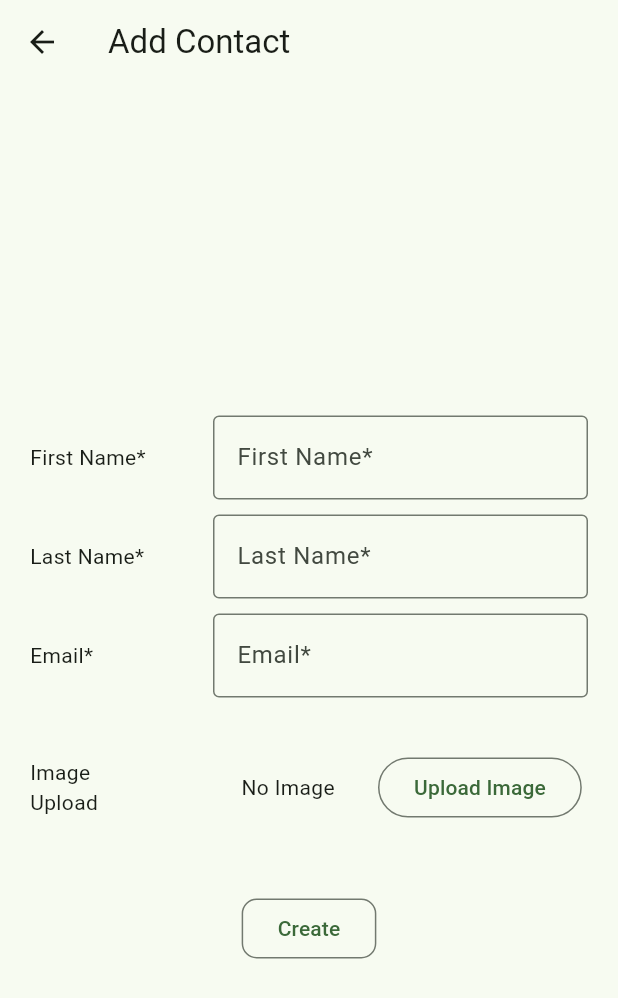
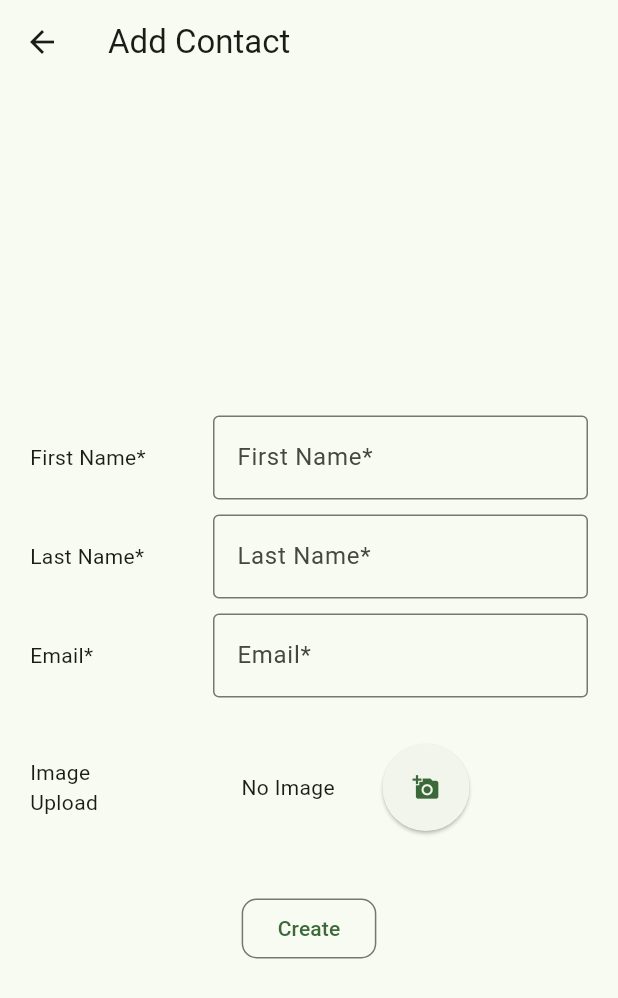
Before and after one commit to adenteo/flutter_test_app, a Flutter app: the AddUserItem screen opened directly, on a phone screen of 412 x 824 dp. Shown: the top 998 px of the screen. Run offline on Flutter 3.47's test engine with Material 3 defaults, Android fonts, the phone set to English and light mode, and no system bars; our stand-ins replace dio, flutter_bloc, image_picker, shared_preferences; accounts and stored records are empty; network calls fail.

Commit message:
Refine add image button

```diff
--- a/lib/src/ui/user/add_user_item.dart
+++ b/lib/src/ui/user/add_user_item.dart
@@ -76,22 +76,25 @@ class AddUserItemState extends State<AddUserItem> {
       width: inputFieldWidth,
       child: Row(
         children: [
-          if (_image != null)
-            Image.file(
+          _image != null
+              ? (Image.file(
                   File(_image!.path),
                   width: 100,
                   height: 100,
                   fit: BoxFit.cover,
-            )
-          else
-            const SizedBox(
+                ))
+              : const SizedBox(
                   width: 100,
                   height: 100,
                   child: Center(child: Text('No Image'))),
           const SizedBox(width: 10),
-          OutlinedButton(
+          ElevatedButton(
             onPressed: _pickImage,
-            child: const Text('Upload Image'),
+            style: ElevatedButton.styleFrom(
+              shape: const CircleBorder(),
+              padding: const EdgeInsets.all(20),
+            ),
+            child: const Icon(Icons.add_a_photo),
           ),
         ],
       ),
@@ -100,11 +103,13 @@ class AddUserItemState extends State<AddUserItem> {
 
   Future<void> _pickImage() async {
     final ImagePicker picker = ImagePicker();
-    final XFile? pickedFile =
-        await picker.pickImage(source: ImageSource.gallery);
+    final ImageSource? source = await _showImageSourceDialog(context);
+    if (source != null) {
+      final XFile? pickedFile = await picker.pickImage(source: source);
       setState(() {
         _image = pickedFile;
       });
+    }
   }
 
   Widget _createContactButton(BuildContext context) {
@@ -153,6 +158,25 @@ class AddUserItemState extends State<AddUserItem> {
     );
   }
 
+  Future<ImageSource?> _showImageSourceDialog(BuildContext context) async {
+    return showDialog<ImageSource>(
+      context: context,
+      builder: (context) => AlertDialog(
+        title: const Text("Choose Image Source"),
+        actions: [
+          TextButton(
+            child: const Text("Camera"),
+            onPressed: () => Navigator.pop(context, ImageSource.camera),
+          ),
+          TextButton(
+            child: const Text("Gallery"),
+            onPressed: () => Navigator.pop(context, ImageSource.gallery),
+          ),
+        ],
+      ),
+    );
+  }
+
   @override
   void dispose() {
     _fnameController.dispose();
```
Lines whose indentation alone changed are shown as unchanged.
